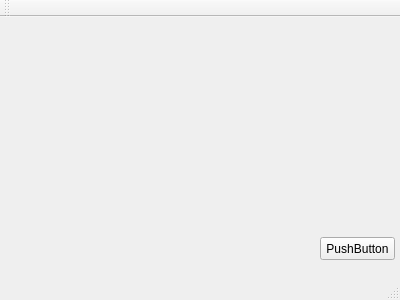
This is ELibrary/mainwindow.ui in MichaelBerdnikov/ELibrary as Qt 5 draws it before an edit. The edited form follows.
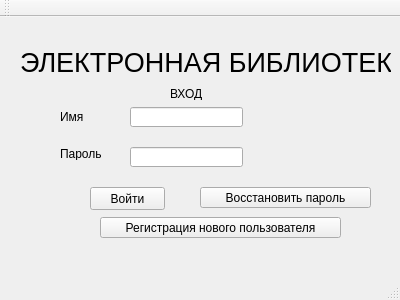
This is the edited form.

Commit message: Form design

The edit to the form file:
```diff
--- a/ELibrary/mainwindow.ui
+++ b/ELibrary/mainwindow.ui
@@ -14,17 +14,120 @@
    <string>MainWindow</string>
   </property>
   <widget class="QWidget" name="centralWidget">
+   <widget class="QLabel" name="label">
+    <property name="geometry">
+     <rect>
+      <x>20</x>
+      <y>10</y>
+      <width>371</width>
+      <height>71</height>
+     </rect>
+    </property>
+    <property name="font">
+     <font>
+      <pointsize>20</pointsize>
+     </font>
+    </property>
+    <property name="text">
+     <string>ЭЛЕКТРОННАЯ БИБЛИОТЕКА</string>
+    </property>
+   </widget>
+   <widget class="QLabel" name="label_2">
+    <property name="geometry">
+     <rect>
+      <x>170</x>
+      <y>70</y>
+      <width>47</width>
+      <height>13</height>
+     </rect>
+    </property>
+    <property name="text">
+     <string>ВХОД</string>
+    </property>
+   </widget>
+   <widget class="QLabel" name="label_3">
+    <property name="geometry">
+     <rect>
+      <x>60</x>
+      <y>90</y>
+      <width>41</width>
+      <height>20</height>
+     </rect>
+    </property>
+    <property name="text">
+     <string>Имя</string>
+    </property>
+   </widget>
+   <widget class="QLabel" name="label_4">
+    <property name="geometry">
+     <rect>
+      <x>60</x>
+      <y>130</y>
+      <width>47</width>
+      <height>13</height>
+     </rect>
+    </property>
+    <property name="text">
+     <string>Пароль</string>
+    </property>
+   </widget>
+   <widget class="QLineEdit" name="lineEdit">
+    <property name="geometry">
+     <rect>
+      <x>130</x>
+      <y>90</y>
+      <width>113</width>
+      <height>20</height>
+     </rect>
+    </property>
+   </widget>
+   <widget class="QLineEdit" name="lineEdit_2">
+    <property name="geometry">
+     <rect>
+      <x>130</x>
+      <y>130</y>
+      <width>113</width>
+      <height>20</height>
+     </rect>
+    </property>
+   </widget>
    <widget class="QPushButton" name="pushButton">
     <property name="geometry">
      <rect>
-      <x>320</x>
-      <y>220</y>
+      <x>90</x>
+      <y>170</y>
       <width>75</width>
       <height>23</height>
      </rect>
     </property>
     <property name="text">
-     <string>PushButton</string>
+     <string>Войти</string>
+    </property>
+   </widget>
+   <widget class="QPushButton" name="pushButton_2">
+    <property name="geometry">
+     <rect>
+      <x>200</x>
+      <y>170</y>
+      <width>171</width>
+      <height>21</height>
+     </rect>
+    </property>
+    <property name="text">
+     <string>Восстановить пароль</string>
+    </property>
+   </widget>
+   <widget class="QPushButton" name="pushButton_3">
+    <property name="geometry">
+     <rect>
+      <x>100</x>
+      <y>200</y>
+      <width>241</width>
+      <height>21</height>
+     </rect>
+    </property>
+    <property name="text">
+     <string>Регистрация нового пользователя</string>
     </property>
    </widget>
   </widget>
```
The commit also changes 6 other files.
